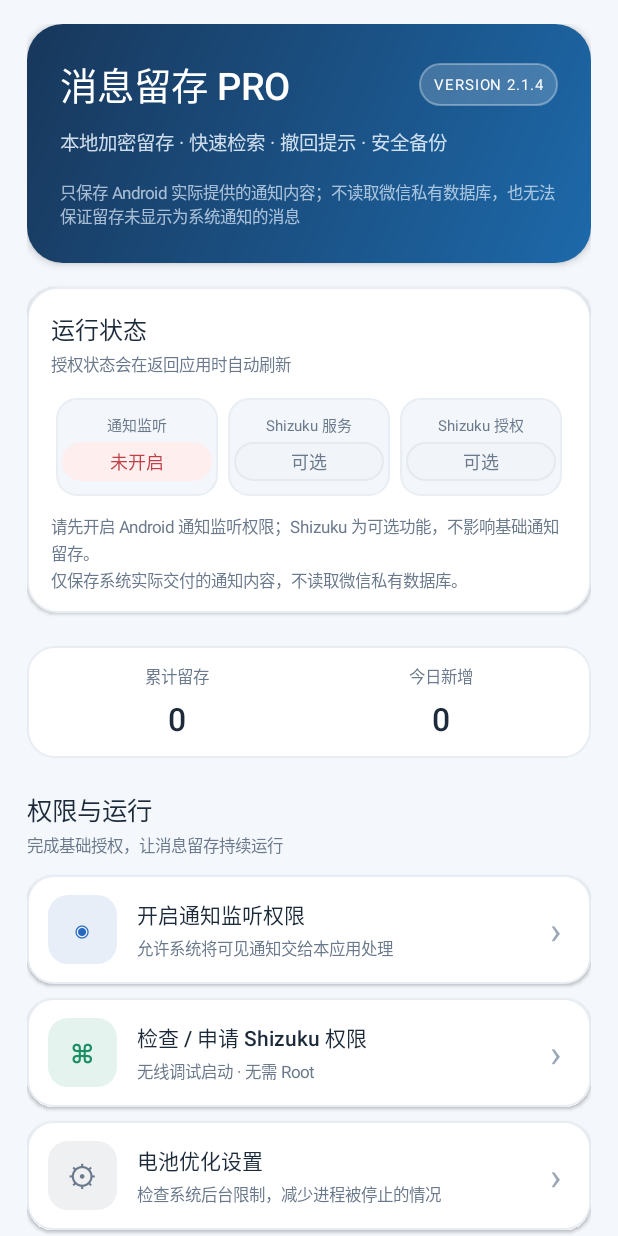
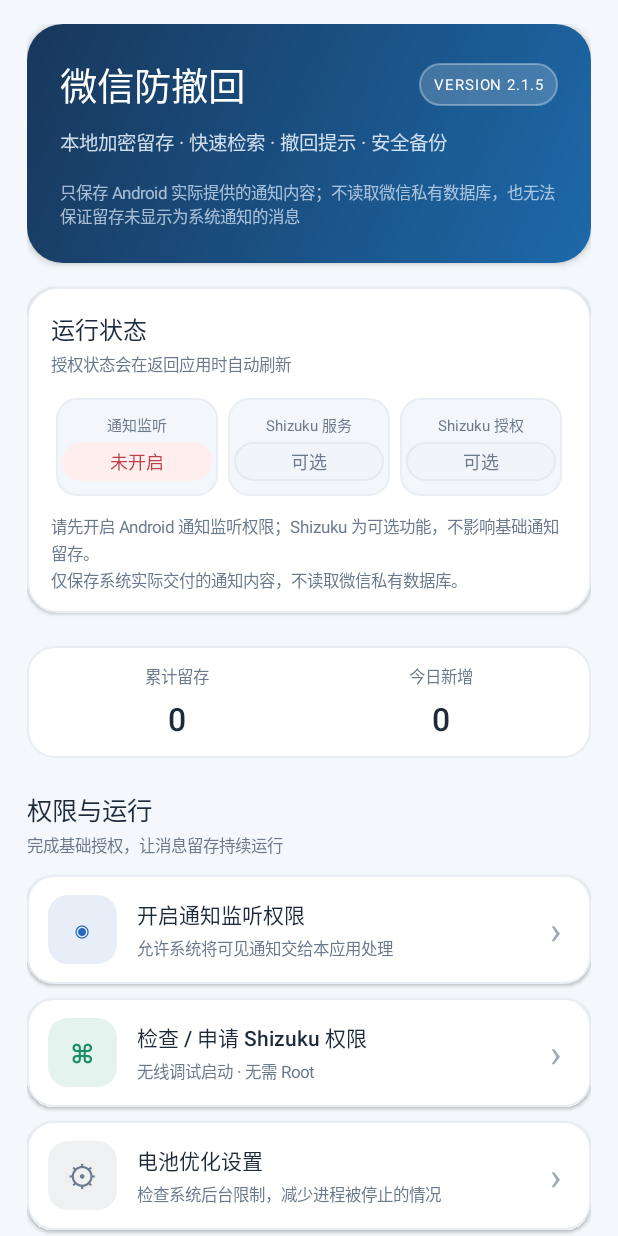
Before and after one commit to aeginning/WeChatNoticeVault, an Android app: the screen it shows after launch (MainActivity), on a phone screen of 412 x 824 dp. Run offline under Robolectric (Android 15) with nearby library versions, the phone set to English and light mode, and no system bars; libraries missing offline, so code that uses them is left out: rikka.shizuku; 3 statements that could not run were skipped.

Commit message:
Update app title and version text

```diff
--- a/app/src/main/java/com/aeginning/noticevault/MainActivity.java
+++ b/app/src/main/java/com/aeginning/noticevault/MainActivity.java
@@ -187,14 +187,14 @@ public class MainActivity extends Activity {
         top.setGravity(Gravity.CENTER_VERTICAL);
 
         TextView title = new TextView(this);
-        title.setText("消息留存 PRO");
+        title.setText("微信防撤回");
         title.setTextColor(Color.WHITE);
         title.setTextSize(25);
         title.setTypeface(Typeface.create("sans-serif-medium", Typeface.NORMAL));
         top.addView(title, new LinearLayout.LayoutParams(0, -2, 1));
 
         TextView version = new TextView(this);
-        version.setText("VERSION 2.1.4");
+        version.setText("VERSION 2.1.5");
         version.setTextColor(Color.WHITE);
         version.setTextSize(10);
         version.setLetterSpacing(0.06f);
@@ -673,7 +673,7 @@ public class MainActivity extends Activity {
             return;
         }
         Intent credentialIntent = keyguard.createConfirmDeviceCredentialIntent(
-                "解锁消息留存 PRO", "请验证手机锁屏凭据以访问本地消息");
+                "解锁微信防撤回", "请验证手机锁屏凭据以访问本地消息");
         if (credentialIntent == null) {
             VaultPreferences.setAppLockEnabled(this, false);
             getWindow().clearFlags(WindowManager.LayoutParams.FLAG_SECURE);
```
